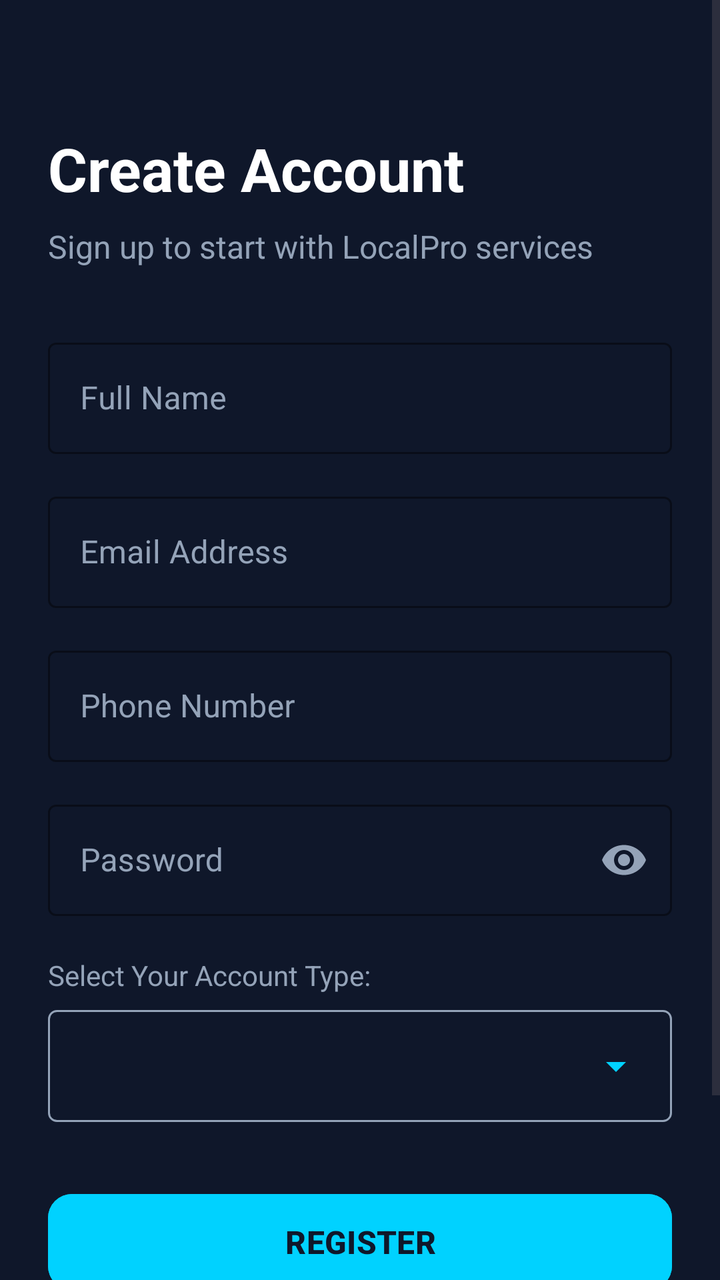
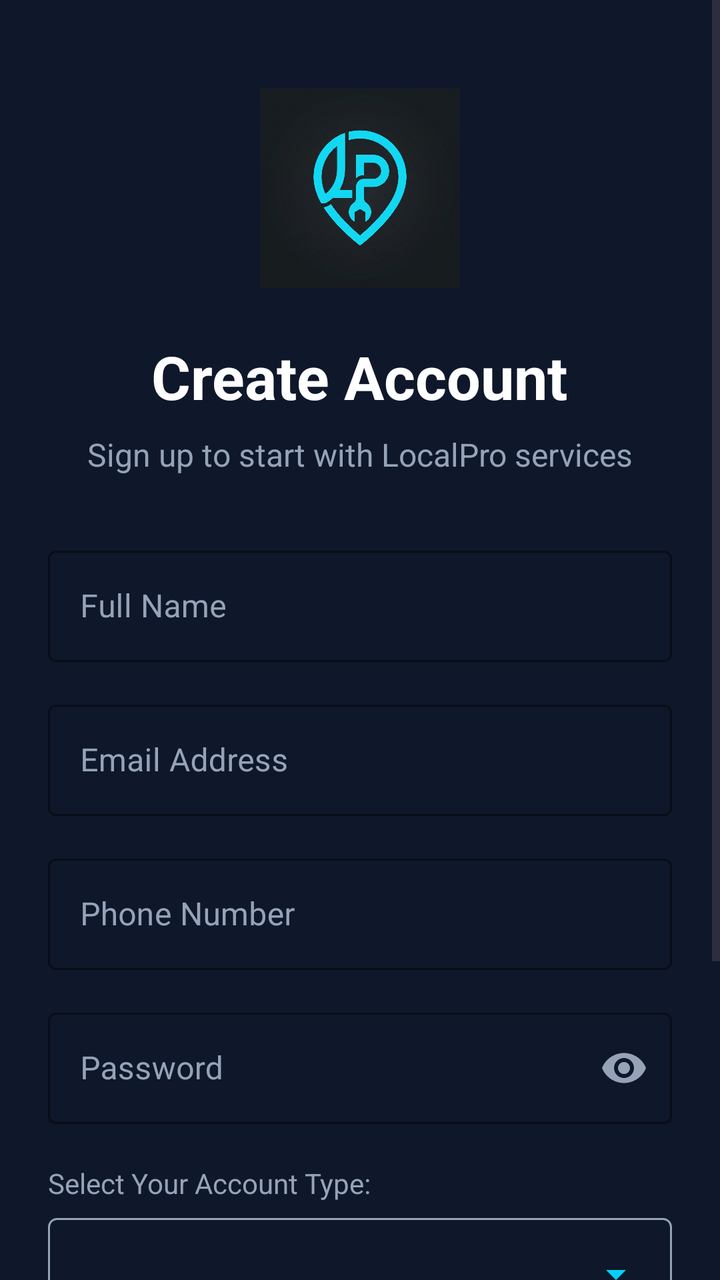

An Android layout rendered at two revisions. The XML below is the earlier revision; the diff shows what the commit changed to produce the second picture.
<!-- AndroidManifest.xml: application theme Theme.LocalProAndroid -->
<!-- res/layout/activity_register.xml -->
<?xml version="1.0" encoding="utf-8"?>
<ScrollView xmlns:android="http://schemas.android.com/apk/res/android"
    xmlns:app="http://schemas.android.com/apk/res-auto"
    xmlns:tools="http://tools.android.com/tools"
    android:layout_width="match_parent"
    android:layout_height="match_parent"
    android:fillViewport="true"
    android:background="#0F172A"
    tools:context=".views.RegisterActivity">

    <LinearLayout
        android:layout_width="match_parent"
        android:layout_height="wrap_content"
        android:orientation="vertical"
        android:padding="24dp">

        <TextView
            android:id="@+id/tvRegisterTitle"
            android:layout_width="wrap_content"
            android:layout_height="wrap_content"
            android:layout_marginTop="40dp"
            android:text="Create Account"
            android:textColor="#FFFFFF"
            android:textSize="30sp"
            android:textStyle="bold" />

        <TextView
            android:id="@+id/tvRegisterSubtitle"
            android:layout_width="wrap_content"
            android:layout_height="wrap_content"
            android:layout_marginTop="8dp"
            android:text="Sign up to start with LocalPro services"
            android:textColor="#94A3B8"
            android:textSize="16sp" />

        <com.google.android.material.textfield.TextInputLayout
            style="@style/Widget.MaterialComponents.TextInputLayout.OutlinedBox"
            android:layout_width="match_parent"
            android:layout_height="wrap_content"
            android:layout_marginTop="32dp"
            android:hint="Full Name"
            android:textColorHint="#94A3B8"
            app:boxStrokeColor="#00D2FF"
            app:hintTextColor="#00D2FF">

            <com.google.android.material.textfield.TextInputEditText
                android:id="@+id/etRegisterName"
                android:layout_width="match_parent"
                android:layout_height="wrap_content"
                android:inputType="textPersonName"
                android:textColor="#FFFFFF" />
        </com.google.android.material.textfield.TextInputLayout>

        <com.google.android.material.textfield.TextInputLayout
            style="@style/Widget.MaterialComponents.TextInputLayout.OutlinedBox"
            android:layout_width="match_parent"
            android:layout_height="wrap_content"
            android:layout_marginTop="16dp"
            android:hint="Email Address"
            android:textColorHint="#94A3B8"
            app:boxStrokeColor="#00D2FF"
            app:hintTextColor="#00D2FF">

            <com.google.android.material.textfield.TextInputEditText
                android:id="@+id/etRegisterEmail"
                android:layout_width="match_parent"
                android:layout_height="wrap_content"
                android:inputType="textEmailAddress"
                android:textColor="#FFFFFF" />
        </com.google.android.material.textfield.TextInputLayout>

        <com.google.android.material.textfield.TextInputLayout
            style="@style/Widget.MaterialComponents.TextInputLayout.OutlinedBox"
            android:layout_width="match_parent"
            android:layout_height="wrap_content"
            android:layout_marginTop="16dp"
            android:hint="Phone Number"
            android:textColorHint="#94A3B8"
            app:boxStrokeColor="#00D2FF"
            app:hintTextColor="#00D2FF">

            <com.google.android.material.textfield.TextInputEditText
                android:id="@+id/etRegisterPhone"
                android:layout_width="match_parent"
                android:layout_height="wrap_content"
                android:inputType="phone"
                android:textColor="#FFFFFF" />
        </com.google.android.material.textfield.TextInputLayout>

        <com.google.android.material.textfield.TextInputLayout
            style="@style/Widget.MaterialComponents.TextInputLayout.OutlinedBox"
            android:layout_width="match_parent"
            android:layout_height="wrap_content"
            android:layout_marginTop="16dp"
            android:hint="Password"
            android:textColorHint="#94A3B8"
            app:boxStrokeColor="#00D2FF"
            app:hintTextColor="#00D2FF"
            app:passwordToggleEnabled="true"
            app:passwordToggleTint="#94A3B8">

            <com.google.android.material.textfield.TextInputEditText
                android:id="@+id/etRegisterPassword"
                android:layout_width="match_parent"
                android:layout_height="wrap_content"
                android:inputType="textPassword"
                android:textColor="#FFFFFF" />
        </com.google.android.material.textfield.TextInputLayout>

        <TextView
            android:layout_width="wrap_content"
            android:layout_height="wrap_content"
            android:layout_marginTop="20dp"
            android:text="Select Your Account Type:"
            android:textColor="#94A3B8"
            android:textSize="14sp" />

        <FrameLayout
            android:layout_width="match_parent"
            android:layout_height="56dp"
            android:layout_marginTop="8dp"
            android:background="@drawable/spinner_background"
            android:padding="4dp">

            <Spinner
                android:id="@+id/spinnerRole"
                android:layout_width="match_parent"
                android:layout_height="match_parent"
                android:backgroundTint="#00D2FF"
                android:popupBackground="#1E293B" />
        </FrameLayout>

        <com.google.android.material.button.MaterialButton
            android:id="@+id/btnRegister"
            android:layout_width="match_parent"
            android:layout_height="56dp"
            android:layout_marginTop="32dp"
            android:text="REGISTER"
            android:textSize="16sp"
            android:textStyle="bold"
            android:backgroundTint="#00D2FF"
            android:textColor="#0F172A"
            app:cornerRadius="12dp" />

        <TextView
            android:id="@+id/tvLoginLink"
            android:layout_width="wrap_content"
            android:layout_height="wrap_content"
            android:layout_gravity="center"
            android:layout_marginTop="24dp"
            android:layout_marginBottom="32dp"
            android:text="Already have an account? Login"
            android:textColor="#00D2FF"
            android:textSize="14sp" />

    </LinearLayout>
</ScrollView>
<!-- resources referenced by this layout -->
<resources>
  <!-- drawable spinner_background (drawable) -->
  <?xml version="1.0" encoding="utf-8"?>
  <shape xmlns:android="http://schemas.android.com/apk/res/android">
      <solid android:color="#0F172A" />
      <stroke
          android:width="1dp"
          android:color="#94A3B8" />
      <corners android:radius="4dp" />
  </shape>
  <style name="Theme.LocalProAndroid" parent="Base.Theme.LocalProAndroid" />
  <style name="Base.Theme.LocalProAndroid" parent="Theme.Material3.DayNight.NoActionBar">
          <item name="colorPrimary">#0EA5E9</item>
          <item name="colorPrimaryVariant">#6366F1</item>
          <item name="colorSecondary">#10B981</item>
          <item name="android:windowBackground">@color/lp_bg_deep</item>
      </style>
  <color name="lp_bg_deep">#0D1B2A</color>
</resources>

<!-- the commit's change to res/layout/activity_register.xml (unified diff, before → after) -->
@@ -14,11 +14,22 @@
         android:orientation="vertical"
         android:padding="24dp">
 
+        <ImageView
+            android:id="@+id/imgLogoRegister"
+            android:layout_width="100dp"  
+            android:layout_height="100dp"
+            android:layout_marginTop="20dp"
+            android:layout_gravity="center_horizontal"
+            android:src="@drawable/localpro_logo"
+            android:adjustViewBounds="true"
+            android:scaleType="fitCenter" />
+
         <TextView
             android:id="@+id/tvRegisterTitle"
             android:layout_width="wrap_content"
             android:layout_height="wrap_content"
-            android:layout_marginTop="40dp"
+            android:layout_marginTop="24dp"
+            android:layout_gravity="center_horizontal"
             android:text="Create Account"
             android:textColor="#FFFFFF"
             android:textSize="30sp"
@@ -29,6 +40,7 @@
             android:layout_width="wrap_content"
             android:layout_height="wrap_content"
             android:layout_marginTop="8dp"
+            android:layout_gravity="center_horizontal"
             android:text="Sign up to start with LocalPro services"
             android:textColor="#94A3B8"
             android:textSize="16sp" />
<!-- resource entries referenced after the edit -->
@@ -1,5 +1,6 @@
 <!-- resources referenced by this layout -->
 <resources>
+  <!-- drawable localpro_logo: jpg bitmap (drawable, 378623 bytes) -->
   <!-- drawable spinner_background (drawable) -->
   <?xml version="1.0" encoding="utf-8"?>
   <shape xmlns:android="http://schemas.android.com/apk/res/android">
